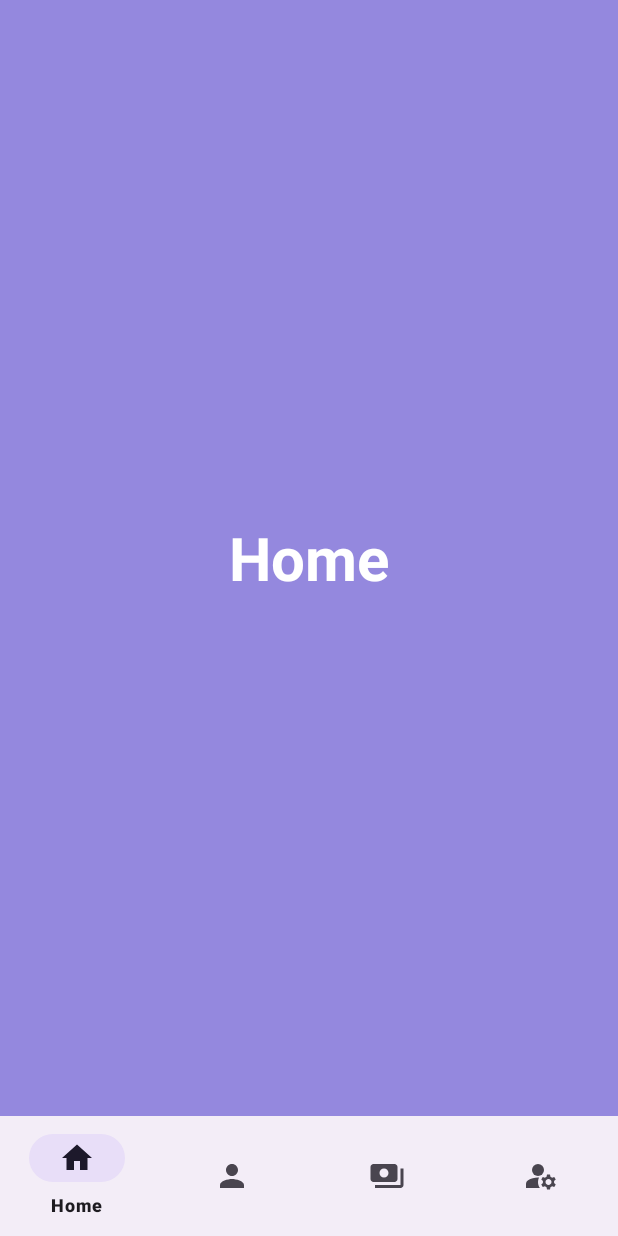
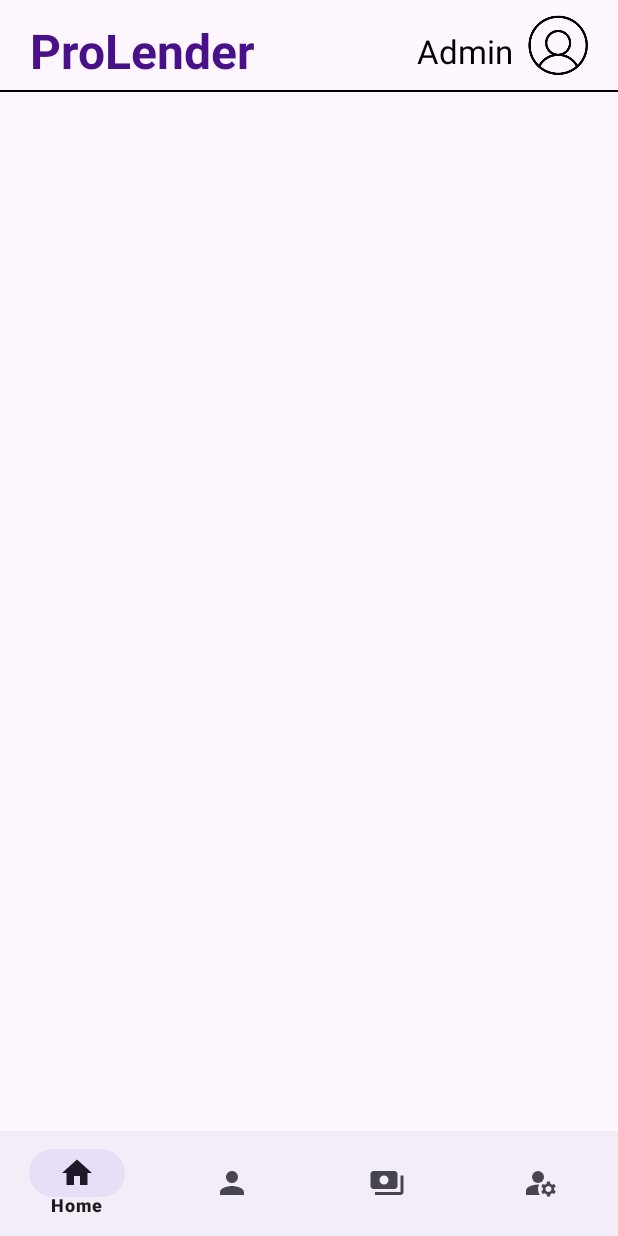
Before and after one commit to MancillaO/ProLender, an Android app: the HomeActivity screen opened directly, with no data from a screen before it, on a phone screen of 412 x 824 dp. Run offline under Robolectric (Android 15) with nearby library versions, the phone set to English and light mode, and no system bars.

Commit message:
Barra de navegación funcional

```diff
--- a/app/src/main/res/layout/activity_home.xml
+++ b/app/src/main/res/layout/activity_home.xml
@@ -6,7 +6,7 @@
     android:layout_width="match_parent"
     android:layout_height="match_parent"
     tools:context=".HomeActivity"
-    android:background="@drawable/gradient_background">
+    >
 
     <FrameLayout
         android:id="@+id/frameLayout"
@@ -20,7 +20,7 @@
     <com.google.android.material.bottomnavigation.BottomNavigationView
         android:id="@+id/bottomNavigationView"
         android:layout_width="match_parent"
-        android:layout_height="wrap_content"
+        android:layout_height="70dp"
         android:layout_alignParentBottom="true"
         app:menu="@menu/bottom_nav_menu"/>
 
--- a/app/src/main/res/layout/activity_main.xml
+++ b/app/src/main/res/layout/activity_main.xml
@@ -71,7 +71,6 @@
         android:background="@drawable/rounded_edittext_background"
         />
 
-
     <Button
         android:id="@+id/btnContinuar"
         android:layout_width="300dp"
@@ -134,5 +133,4 @@
         android:textSize="16dp"
         android:padding="15dp"/>
 
-
 </RelativeLayout>
--- a/app/src/main/res/layout/fragment_home.xml
+++ b/app/src/main/res/layout/fragment_home.xml
@@ -3,16 +3,62 @@
     xmlns:tools="http://schemas.android.com/tools"
     android:layout_width="match_parent"
     android:layout_height="match_parent"
-    android:background="@drawable/gradient_background"
     tools:context=".HomeFragment">
 
-    <TextView
-        android:layout_width="wrap_content"
-        android:layout_height="wrap_content"
-        android:text="Home"
-        android:layout_gravity="center"
-        android:textSize="40dp"
-        android:textColor="#ffffff"
-        android:textStyle="bold"/>
+    <RelativeLayout
+        xmlns:android="http://schemas.android.com/apk/res/android"
+        xmlns:app="http://schemas.android.com/apk/res-auto"
+        xmlns:tools="http://schemas.android.com/tools"
+        android:layout_width="match_parent"
+        android:layout_height="match_parent"
+        tools:context=".HomeActivity"
+        >
+
+        <TextView
+            android:id="@+id/txtTitulo"
+            android:layout_width="wrap_content"
+            android:layout_height="wrap_content"
+            android:text="ProLender"
+            android:textSize="32sp"
+            android:textColor="#481089"
+            android:layout_marginLeft="20dp"
+            android:layout_marginTop="12dp"
+            android:textStyle="bold"
+            />
+
+        <TextView
+            android:id="@+id/txtUser"
+            android:layout_width="wrap_content"
+            android:layout_height="wrap_content"
+            android:text="Admin"
+            android:textSize="22sp"
+            android:textColor="#000000"
+            android:layout_marginTop="19dp"
+            android:layout_toLeftOf="@id/IconUser"
+            android:layout_marginRight="10dp"
+            />
+
+        <ImageView
+            android:id="@+id/IconUser"
+            android:layout_width="40dp"
+            android:layout_height="40dp"
+            android:layout_marginTop="10dp"
+            android:src="@drawable/icono_usuario"
+            android:layout_alignParentRight="true"
+            android:layout_marginRight="20dp"
+            />
+
+
+        <View
+            android:id="@+id/line2"
+            android:layout_width="match_parent"
+            android:layout_height="1dp"
+            android:layout_below="@id/IconUser"
+            android:background="#000000"
+            android:layout_marginTop="10dp"
+            />
+
+
+    </RelativeLayout>
 
 </FrameLayout>
```
Also changed, not shown: app/src/main/res/drawable/icono_usuario.png (added).
